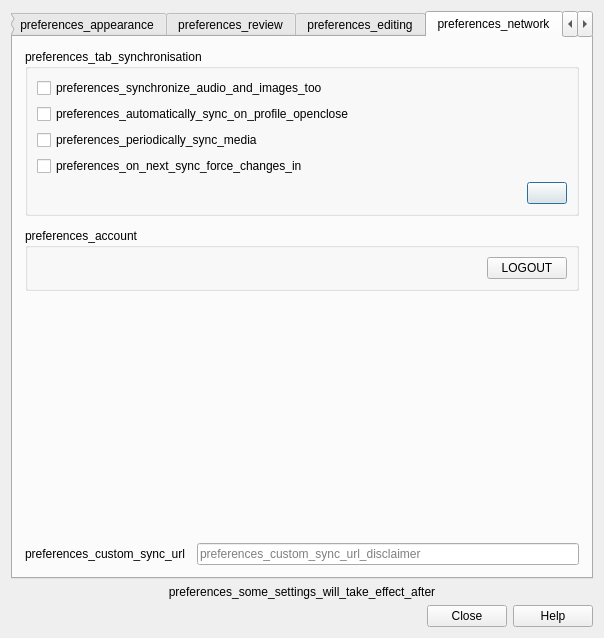
Old version of the form qt/aqt/forms/preferences.ui in the repository ankitects/anki.
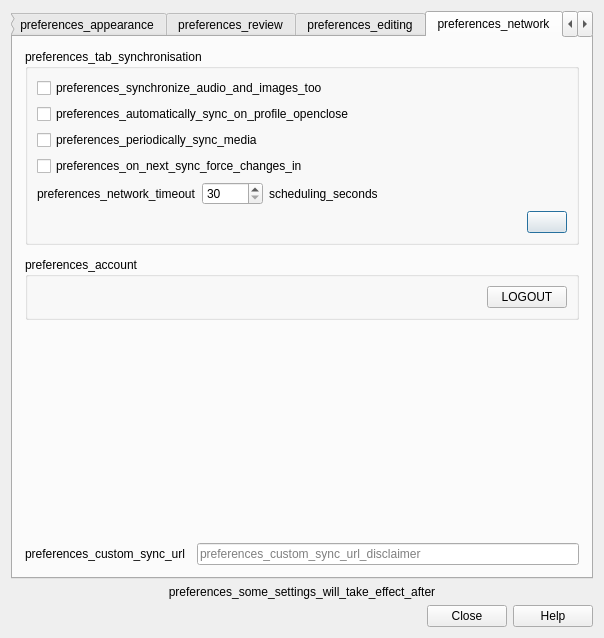
New version of the form. The open tabs and pages were chosen to show the change.

Commit message:
Allow the network timeout to be customized
https://forums.ankiweb.net/t/local-sync-server-collection-exceeds-size-limit/27183/7

Diff of the .ui file:
```diff
--- a/qt/aqt/forms/preferences.ui
+++ b/qt/aqt/forms/preferences.ui
@@ -712,6 +712,47 @@
             </property>
            </widget>
           </item>
+          <item>
+           <layout class="QHBoxLayout" name="horizontalLayout_4">
+            <item>
+             <widget class="QLabel" name="label_2">
+              <property name="text">
+               <string>preferences_network_timeout</string>
+              </property>
+             </widget>
+            </item>
+            <item>
+             <widget class="QSpinBox" name="network_timeout">
+              <property name="minimum">
+               <number>30</number>
+              </property>
+              <property name="maximum">
+               <number>99999</number>
+              </property>
+             </widget>
+            </item>
+            <item>
+             <widget class="QLabel" name="label_8">
+              <property name="text">
+               <string>scheduling_seconds</string>
+              </property>
+             </widget>
+            </item>
+            <item>
+             <spacer name="horizontalSpacer_4">
+              <property name="orientation">
+               <enum>Qt::Horizontal</enum>
+              </property>
+              <property name="sizeHint" stdset="0">
+               <size>
+                <width>40</width>
+                <height>20</height>
+               </size>
+              </property>
+             </spacer>
+            </item>
+           </layout>
+          </item>
           <item>
            <layout class="QHBoxLayout" name="horizontalLayout_3">
             <item>
```
Left out of the diff: 1 changed line with no effect on the pictures. The commit also changes 8 other files.
